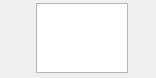
Above: src/MEGASync/stalled_issues/gui/linux/StalledIssueActionTitle.ui from meganz/MEGAsync before the change. Below: the same form after it.
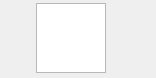
That is the form after the change. Custom widgets are drawn as their Qt base class.

The edit to the form file:
```diff
--- a/src/MEGASync/stalled_issues/gui/linux/StalledIssueActionTitle.ui
+++ b/src/MEGASync/stalled_issues/gui/linux/StalledIssueActionTitle.ui
@@ -10,6 +10,12 @@
     <height>58</height>
    </rect>
   </property>
+  <property name="sizePolicy">
+   <sizepolicy hsizetype="Expanding" vsizetype="Preferred">
+    <horstretch>0</horstretch>
+    <verstretch>0</verstretch>
+   </sizepolicy>
+  </property>
   <property name="minimumSize">
    <size>
     <width>0</width>
@@ -110,7 +116,13 @@
    </property>
    <item>
     <widget class="QWidget" name="backgroundWidget" native="true">
-     <layout class="QHBoxLayout" name="horizontalLayout">
+     <property name="sizePolicy">
+      <sizepolicy hsizetype="Expanding" vsizetype="Preferred">
+       <horstretch>0</horstretch>
+       <verstretch>0</verstretch>
+      </sizepolicy>
+     </property>
+     <layout class="QHBoxLayout" name="horizontalLayout" stretch="1,0">
       <property name="spacing">
        <number>5</number>
       </property>
@@ -152,10 +164,16 @@
          </property>
          <item>
           <widget class="QFrame" name="contents">
+           <property name="sizePolicy">
+            <sizepolicy hsizetype="Expanding" vsizetype="Preferred">
+             <horstretch>0</horstretch>
+             <verstretch>0</verstretch>
+            </sizepolicy>
+           </property>
            <property name="styleSheet">
             <string notr="true"/>
            </property>
-           <layout class="QHBoxLayout" name="horizontalLayout_3" stretch="1,0,0">
+           <layout class="QHBoxLayout" name="horizontalLayout_3" stretch="1,0,1">
             <property name="spacing">
              <number>8</number>
             </property>
```
Left out of the diff: 6 changed lines with no effect on the pictures.
